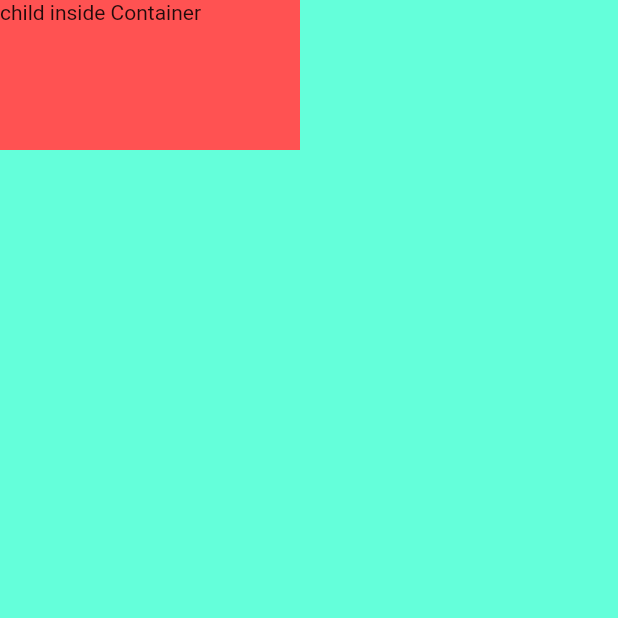
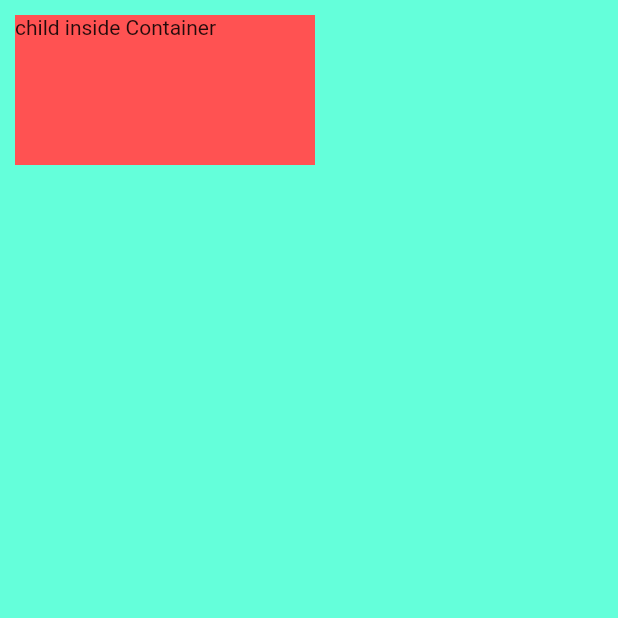
Before and after one commit to siddharth-kothari-spk/Flutter, a Flutter app: the screen it shows after launch, on a phone screen of 412 x 824 dp, the top half of it. Run offline on Flutter 3.47's test engine with Material 2 defaults, Android fonts, the light colour scheme and no system bars.

Commit message:
giving margin from edge of screen

```diff
--- a/mi_card_flutter-master/lib/main.dart
+++ b/mi_card_flutter-master/lib/main.dart
@@ -18,6 +18,8 @@ class MyApp extends StatelessWidget {
             child: Text("child inside Container"),
             height: 100,
             width: 200,
+            margin: EdgeInsets.fromLTRB(
+                10, 10, 10, 10), // offset from edges of screen
           ),
         ),
       ),
```
